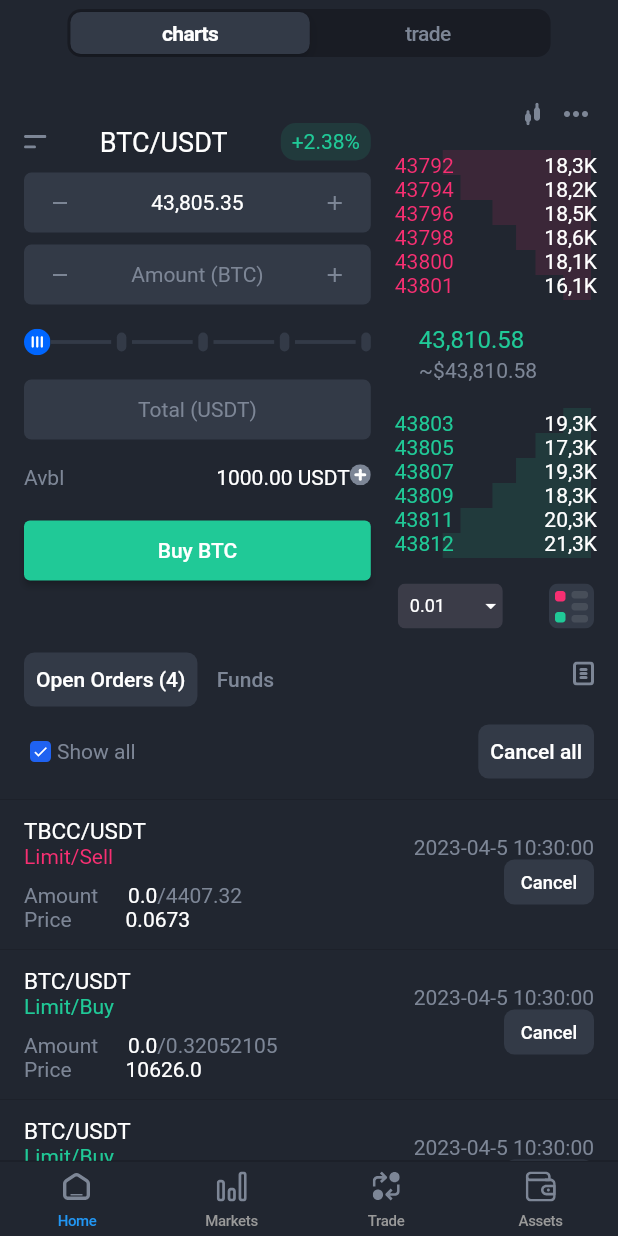
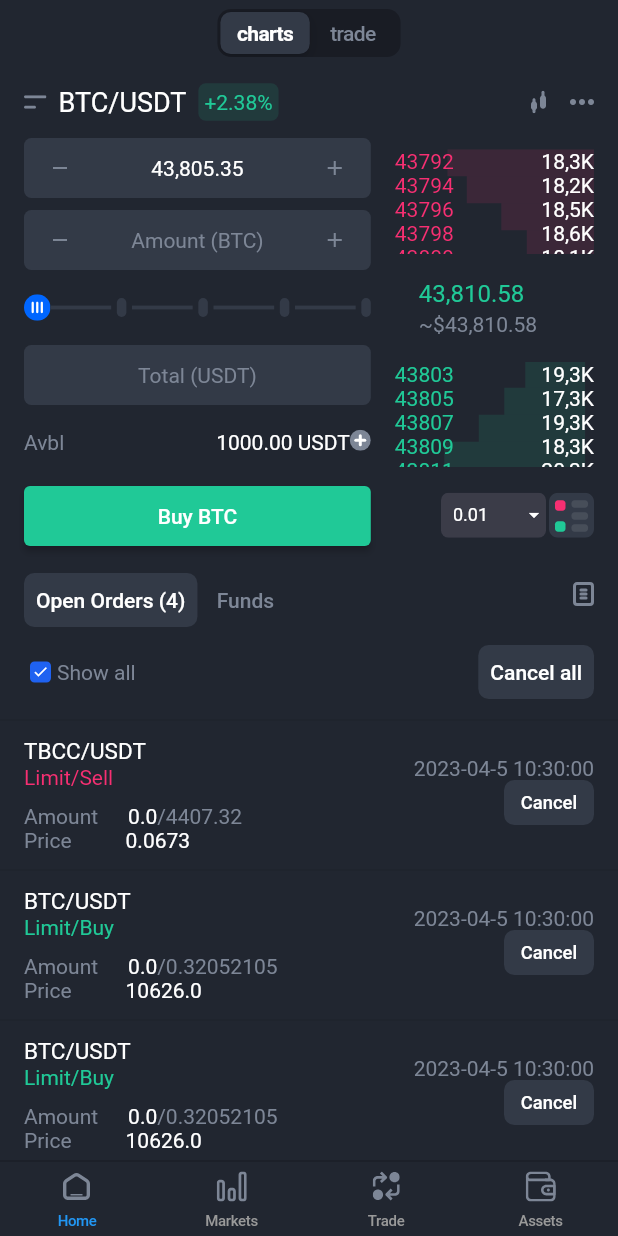
Before and after one commit to drygbezdrug/test_trading_screen, a Flutter app: the screen it shows after launch, on a phone screen of 412 x 824 dp. Run offline on Flutter 3.47's test engine with Material 2 defaults, Android fonts, the phone set to English and light mode, and no system bars; our stand-ins replace flutter_svg; generated files the repository leaves out were written again; Roboto replaces fonts that are missing (GothicA1).

Commit message:
buttons align fix

```diff
--- a/lib/main.dart
+++ b/lib/main.dart
@@ -24,7 +24,7 @@ class MyApp extends StatelessWidget {
         ),
         iconTheme: const IconThemeData(color: CryptoTheme.grey, size: 16),
       ),
-      home: Scaffold(
+      home: const Scaffold(
         body: ChartScreen(),
       ),
     );
--- a/lib/views/chart_screen/chart_screen.dart
+++ b/lib/views/chart_screen/chart_screen.dart
@@ -22,6 +22,60 @@ class ChartScreen extends StatelessWidget {
           child: SingleChildScrollView(
             child: Column(
               children: [
+                Padding(
+                  padding: const EdgeInsets.only(left: 16.0),
+                  child: Row(
+                    mainAxisAlignment: MainAxisAlignment.spaceAround,
+                    children: [
+                      Padding(
+                        padding: const EdgeInsets.only(right: 8.0),
+                        child: SvgPicture.asset(
+                          Assets.images.align.path,
+                        ),
+                      ),
+                      const Padding(
+                        padding: EdgeInsets.only(right: 8.0),
+                        child: Text(
+                          'BTC/USDT',
+                          style:
+                              TextStyle(fontSize: 18, color: CryptoTheme.white),
+                        ),
+                      ),
+                      Container(
+                        decoration: BoxDecoration(
+                          borderRadius: BorderRadius.circular(5),
+                          color: CryptoTheme.lightGreen,
+                        ),
+                        height: 25,
+                        alignment: Alignment.center,
+                        child: const FittedBox(
+                          child: Padding(
+                            padding: EdgeInsets.symmetric(horizontal: 4),
+                            child: Text(
+                              '+2.38%',
+                              style: TextStyle(color: CryptoTheme.green),
+                            ),
+                          ),
+                        ),
+                      ),
+                      Expanded(
+                        child: Row(
+                          mainAxisAlignment: MainAxisAlignment.end,
+                          children: [
+                            SvgPicture.asset(Assets.images.chartUpDown.path),
+                            IconButton(
+                              onPressed: () {},
+                              icon: const Icon(
+                                Icons.more_horiz_outlined,
+                                size: 24,
+                              ),
+                            ),
+                          ],
+                        ),
+                      ),
+                    ],
+                  ),
+                ),
                 Row(
                   children: [
                     Expanded(
@@ -32,40 +86,6 @@ class ChartScreen extends StatelessWidget {
                         ),
                         child: Column(
                           children: [
-                            const SizedBox(
-                              height: 8,
-                            ),
-                            Padding(
-                              padding: const EdgeInsets.only(bottom: 8.0),
-                              child: Row(
-                                mainAxisAlignment:
-                                    MainAxisAlignment.spaceBetween,
-                                children: [
-                                  SvgPicture.asset(
-                                    Assets.images.align.path,
-                                  ),
-                                  Text(
-                                    'BTC/USDT',
-                                    style: TextStyle(
-                                        fontSize: 18, color: CryptoTheme.white),
-                                  ),
-                                  Container(
-                                    decoration: BoxDecoration(
-                                      borderRadius: BorderRadius.circular(10),
-                                      color: CryptoTheme.lightGreen,
-                                    ),
-                                    height: 25,
-                                    width: 60,
-                                    alignment: Alignment.center,
-                                    child: const Text(
-                                      '+2.38%',
-                                      style:
-                                          TextStyle(color: CryptoTheme.green),
-                                    ),
-                                  )
-                                ],
-                              ),
-                            ),
                             const InputWidget(
                               text: '43,805.35',
                               color: CryptoTheme.white,
@@ -125,7 +145,7 @@ class ChartScreen extends StatelessWidget {
                             ),
                             ElevatedButton(
                               style: ElevatedButton.styleFrom(
-                                minimumSize: Size.fromHeight(40),
+                                minimumSize: const Size.fromHeight(40),
                                 backgroundColor: CryptoTheme.green,
                               ),
                               child: const Text(
@@ -140,28 +160,11 @@ class ChartScreen extends StatelessWidget {
                     ),
                     Expanded(
                       flex: 2,
-                      child: Padding(
-                        padding: const EdgeInsets.only(top: 8.0),
                       child: Column(
-                          crossAxisAlignment: CrossAxisAlignment.end,
-                          children: [
-                            Padding(
-                              padding: const EdgeInsets.only(right: 4.0),
-                              child: Row(
                         mainAxisAlignment: MainAxisAlignment.end,
                         children: [
-                                  SvgPicture.asset(
-                                      Assets.images.chartUpDown.path),
-                                  IconButton(
-                                    iconSize: 24,
-                                    onPressed: () {},
-                                    icon: const Icon(Icons.more_horiz_outlined),
-                                  ),
-                                ],
-                              ),
-                            ),
-                            Padding(
-                              padding: const EdgeInsets.only(left: 16.0),
+                          const Padding(
+                            padding: EdgeInsets.only(left: 16.0),
                             child: StockValue(),
                           ),
                           const SizedBox(
@@ -174,17 +177,13 @@ class ChartScreen extends StatelessWidget {
                               mainAxisAlignment: MainAxisAlignment.end,
                               crossAxisAlignment: CrossAxisAlignment.center,
                               children: [
-                                  const DropDownWidget(),
-                                  Spacer(
-                                    flex: 1,
-                                  ),
-                                  SvgPicture.asset(
-                                      Assets.images.tableSort.path),
+                                const Flexible(
+                                    flex: 1, child: DropDownWidget()),
+                                SvgPicture.asset(Assets.images.tableSort.path),
                               ],
                             ),
                           ),
                         ],
-                        ),
                       ),
                     )
                   ],
@@ -198,7 +197,6 @@ class ChartScreen extends StatelessWidget {
                           children: [
                             TextButton(
                                 style: TextButton.styleFrom(
-
                                     shape: RoundedRectangleBorder(
                                         borderRadius: BorderRadius.circular(7)),
                                     backgroundColor: CryptoTheme.deepGrey),
@@ -240,7 +238,7 @@ class ChartScreen extends StatelessWidget {
                                 selectedColor: CryptoTheme.blue,
                                 selectedIconColor: CryptoTheme.white,
                                 borderColor: CryptoTheme.blue,
-                                checkIcon: Icon(
+                                checkIcon: const Icon(
                                   Icons.check,
                                 )),
                             const Text(
@@ -268,7 +266,7 @@ class ChartScreen extends StatelessWidget {
                     )
                   ],
                 ),
-                CurrencyOrders(),
+                const CurrencyOrders(),
               ],
             ),
           ),
--- a/lib/views/chart_screen/widgets/currency_orders_widget.dart
+++ b/lib/views/chart_screen/widgets/currency_orders_widget.dart
@@ -18,7 +18,7 @@ class CurrencyOrders extends StatelessWidget {
           children: [
             const Divider(),
             ListTile(
-              contentPadding: EdgeInsets.only(left: 16, right: 16),
+              contentPadding: const EdgeInsets.only(left: 16, right: 16),
               title: Column(
                 crossAxisAlignment: CrossAxisAlignment.start,
                 children: [
@@ -40,7 +40,7 @@ class CurrencyOrders extends StatelessWidget {
                       ),
                     ),
                   ),
-                  SizedBox(
+                  const SizedBox(
                     height: 10,
                   )
                 ],
--- a/lib/views/chart_screen/widgets/input_widget.dart
+++ b/lib/views/chart_screen/widgets/input_widget.dart
@@ -15,19 +15,27 @@ class InputWidget extends StatelessWidget {
         color: CryptoTheme.deepGrey,
       ),
       child: Row(
+        mainAxisAlignment: MainAxisAlignment.spaceBetween,
         children: [
           IconButton(
             onPressed: () {},
             icon: const Icon(Icons.remove_outlined),
           ),
-          const Spacer(),
-          FittedBox(
-            child: Text(
-              text,
-              style: TextStyle(color: color),
+          const Spacer(
+            flex: 1,
+          ),
+          Flexible(
+            flex: 8,
+            child: FittedBox(
+              child: Text(
+                text,
+                style: TextStyle(color: color),
+              ),
             ),
           ),
-          const Spacer(),
+          const Spacer(
+            flex: 1,
+          ),
           IconButton(
             onPressed: () {},
             icon: const Icon(Icons.add),
--- a/lib/views/chart_screen/widgets/stock_value_widget.dart
+++ b/lib/views/chart_screen/widgets/stock_value_widget.dart
@@ -9,18 +9,18 @@ class StockValue extends StatelessWidget {
   @override
   Widget build(BuildContext context) {
     return Padding(
-      padding: const EdgeInsets.only(right: 14.0),
+      padding: const EdgeInsets.only(right: 16.0),
       child: Column(
-        mainAxisAlignment: MainAxisAlignment.end,
         children: [
           SizedBox(
-            height: 100,
+            height: 70,
             child: Stack(
-              alignment: Alignment.centerRight,
               children: [
-                SvgPicture.asset(Assets.images.ladderRed.path),
+                Positioned(
+                    left: 35,
+                    child: SvgPicture.asset(Assets.images.ladderRed.path)),
                 ListView.builder(
-                  shrinkWrap: true,
+                  shrinkWrap: false,
                   itemCount: _val1.length,
                   physics: const NeverScrollableScrollPhysics(),
                   itemBuilder: (context, index) {
@@ -56,13 +56,15 @@ class StockValue extends StatelessWidget {
             ),
           ),
           SizedBox(
-            height: 100,
+            height: 70,
             child: Stack(
               alignment: Alignment.centerRight,
               children: [
-                SvgPicture.asset(Assets.images.ladderGreen.path),
+                Positioned(
+                    left: 20,
+                    child: SvgPicture.asset(Assets.images.ladderGreen.path)),
                 ListView.builder(
-                  shrinkWrap: true,
+                  shrinkWrap: false,
                   itemCount: _val2.length,
                   physics: const NeverScrollableScrollPhysics(),
                   itemBuilder: (context, index) {
--- a/lib/widgets/segmented_control_widget.dart
+++ b/lib/widgets/segmented_control_widget.dart
@@ -13,7 +13,6 @@ class SegmentedControlWidget extends StatefulWidget {
 }
 
 Tabs _selectedSegment = Tabs.charts;
-Color? _color = CryptoTheme.deepGrey;
 
 class _SegmentedControlWidgetState extends State<SegmentedControlWidget> {
   @override
@@ -26,9 +25,7 @@ class _SegmentedControlWidgetState extends State<SegmentedControlWidget> {
           thumbColor: CryptoTheme.deepGrey,
           backgroundColor: CryptoTheme.deepDarkGrey,
           children: <Tabs, Widget>{
-            Tabs.charts: Padding(
-              padding: EdgeInsets.symmetric(horizontal: 50),
-              child: Text(
+            Tabs.charts: Text(
               Tabs.charts.name,
               textAlign: TextAlign.center,
               style: TextStyle(
@@ -36,7 +33,6 @@ class _SegmentedControlWidgetState extends State<SegmentedControlWidget> {
                       ? CryptoTheme.white
                       : CryptoTheme.grey,
                   fontSize: 14),
-              ),
             ),
             Tabs.trade: Text(
               Tabs.trade.name,
```
Lines whose indentation alone changed are shown as unchanged.
